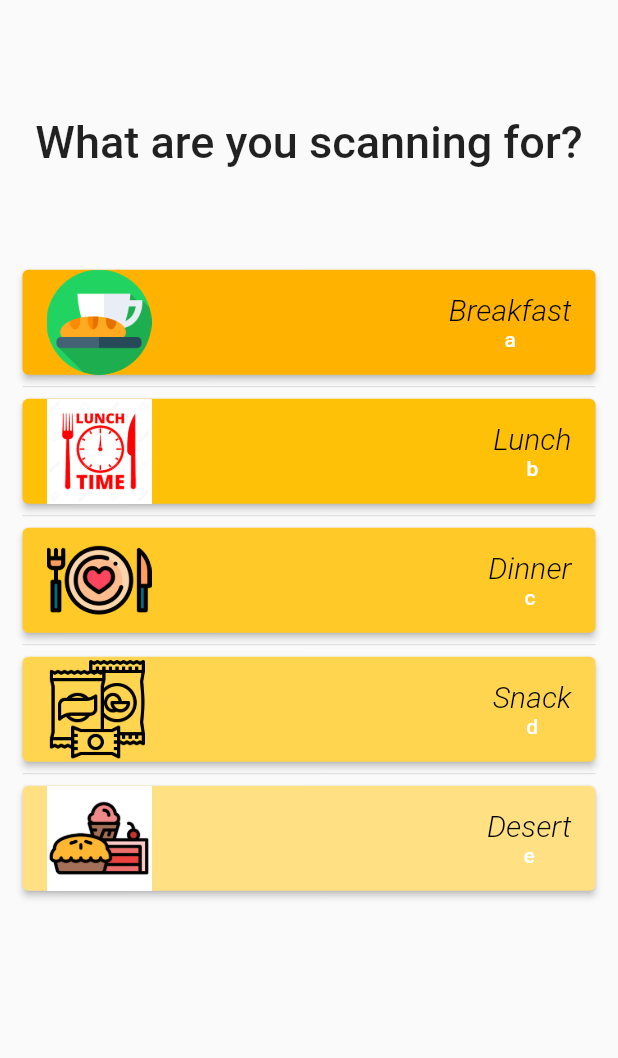
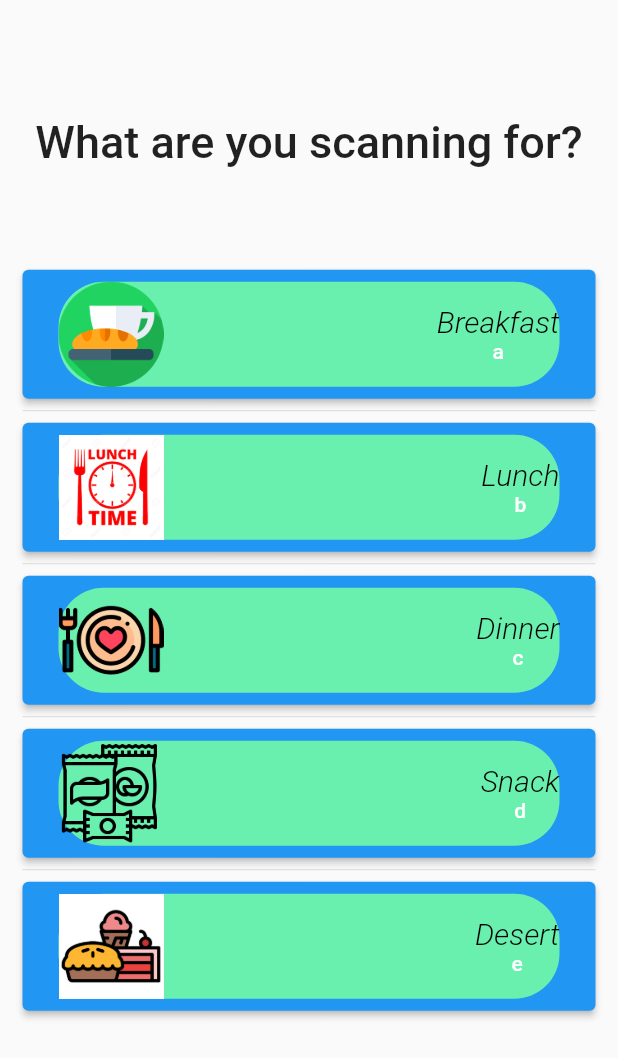
Before and after one commit to AniiiZ/nutritional-project, a Flutter app: the Category screen opened directly, on a phone screen of 412 x 824 dp. Shown: the top 1058 px of the screen. Run offline on Flutter 3.47's test engine with Material 2 defaults, Android fonts, the phone set to English and light mode, and no system bars; our stand-ins replace image_picker, shared_preferences; missing offline and left inert: tflite; accounts and stored records are empty.

Commit message:
fixed some bugs

```diff
--- /dev/null
+++ b/lib/Basic Widgets.dart
@@ -0,0 +1,10 @@
+import 'package:flutter/material.dart';
+Widget createRoundedCornerContainer(Widget child) {
+  return Container(
+    margin: EdgeInsets.all(8),
+    child: child,
+    decoration: BoxDecoration(
+      color: Colors.greenAccent,
+        borderRadius: BorderRadius.all(Radius.circular(30))),
+    );
+}
--- a/lib/Category.dart
+++ b/lib/Category.dart
@@ -1,4 +1,5 @@
 import 'package:flutter/material.dart';
+import 'package:food_project/Basic%20Widgets.dart';
 import 'package:food_project/Title_Page.dart';
 
 import 'Classification.dart';
@@ -50,9 +51,6 @@ class _CategoryState extends State<Category> {
         itemCount: entries.length,
         itemBuilder: (BuildContext context, int index) {
           return ElevatedButton(
-              style: ButtonStyle(
-                backgroundColor: MaterialStateProperty.all(Colors.amber[colorCodes[index]]),
-              ),
               onPressed: () {
                 RecordedData.changeTypeOfMeal(entries[index]);
                 Navigator.push(
@@ -60,8 +58,8 @@ class _CategoryState extends State<Category> {
                   MaterialPageRoute(builder: (context) => Meal()),
                 );
               },
-              child: Container(
-                child: Row(
+              child: createRoundedCornerContainer(
+                Row(
                   mainAxisAlignment: MainAxisAlignment.spaceBetween,
                 children: [
                   Container(
--- a/lib/Intake Data.dart
+++ b/lib/Intake Data.dart
@@ -62,9 +62,9 @@ class TotalIntakeData{
     userIntakes[day]!.updateCarbs(m.totalCarbohydrates);
     //8: update
     userIntakes[day]!.updateSodium(m.totalSodium);
-    userIntakes[day]!.updateSodium(m.totalFat);
-    userIntakes[day]!.updateSodium(m.totalCholesterol);
-    userIntakes[day]!.updateSodium(m.totalPotassium;
+    userIntakes[day]!.updateFat(m.totalFat);
+    userIntakes[day]!.updateCholesterol(m.totalCholesterol);
+    userIntakes[day]!.updatePotassium(m.totalPotassium);
     print(userIntakes);
   }
   static double getAverageDailyCalories() {
```
Also changed, not shown: lib/Classification.dart (+20 -18 lines), lib/Meal.dart (+17 -12 lines).
